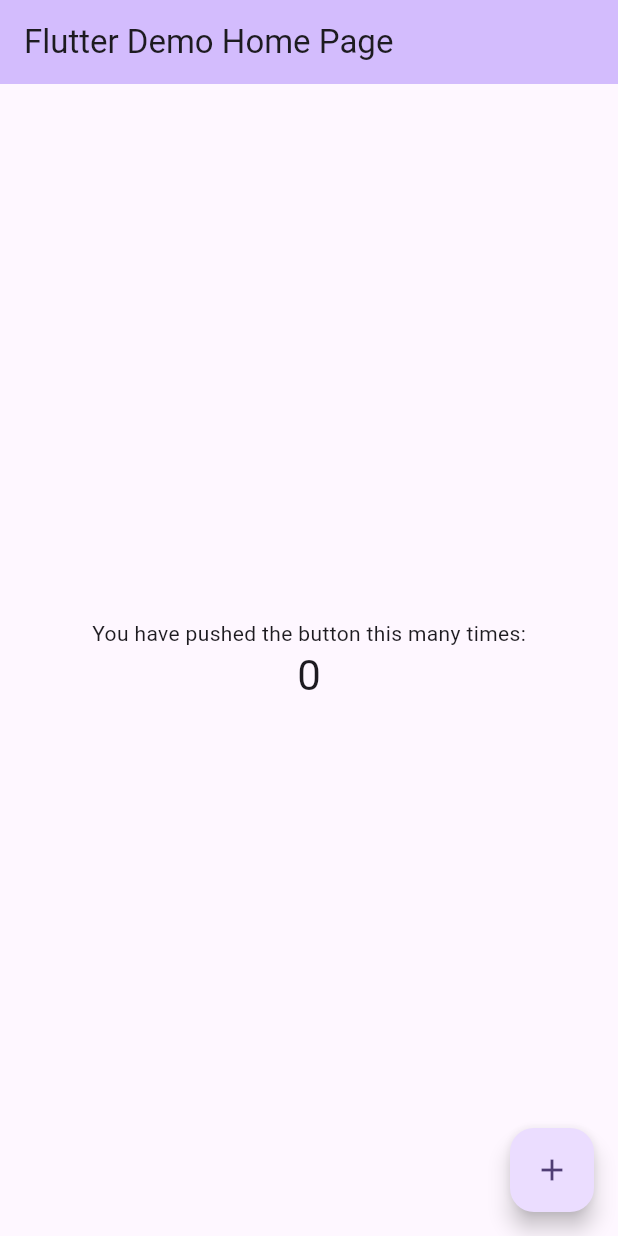
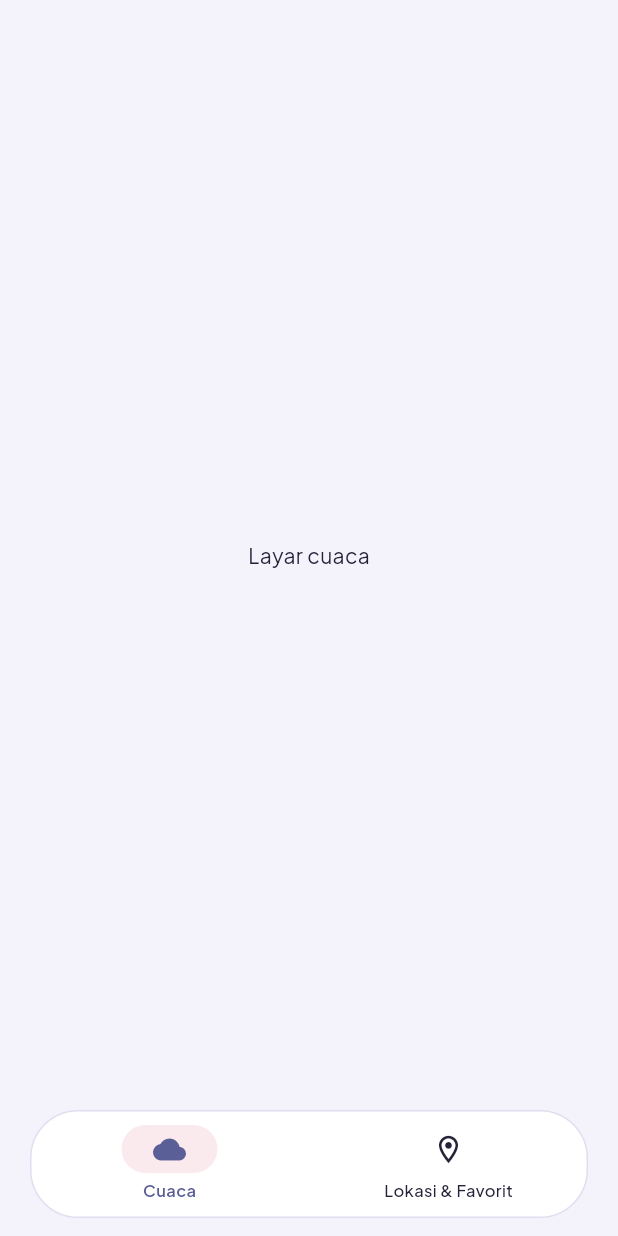
Before and after one commit to haydaralifurqon311/utss-responsi-mobile-H1D024025-haydar, a Flutter app: the screen it shows after launch, on a phone screen of 412 x 824 dp. Run offline on Flutter 3.47's test engine with Material 3 defaults, Android fonts, the phone set to English and light mode, and no system bars; our stand-ins replace google_fonts, shared_preferences.

Commit message:
feat: theme siang dan malam, shell navigasi

```diff
--- /dev/null
+++ b/lib/core/theme/app_theme.dart
@@ -0,0 +1,130 @@
+import 'package:flutter/material.dart';
+import 'package:google_fonts/google_fonts.dart';
+
+class AppTheme {
+  static const _lightPrimary = Color(0xFF5B5F97);
+  static const _lightBackground = Color(0xFFF4F2FA);
+  static const _lightSurface = Color(0xFFFFFFFF);
+  static const _lightBorder = Color(0xFFE2DDF0);
+  static const _lightText = Color(0xFF25233A);
+  static const _lightAccent = Color(0xFFE88C9B);
+
+  static const _darkPrimary = Color(0xFFAAAEEB);
+  static const _darkBackground = Color(0xFF171725);
+  static const _darkSurface = Color(0xFF222233);
+  static const _darkBorder = Color(0xFF44445E);
+  static const _darkText = Color(0xFFF3F0FF);
+  static const _darkAccent = Color(0xFFF3A0AE);
+
+  static final ThemeData lightTheme = _buildTheme(
+    brightness: Brightness.light,
+    primary: _lightPrimary,
+    background: _lightBackground,
+    surface: _lightSurface,
+    border: _lightBorder,
+    text: _lightText,
+    accent: _lightAccent,
+    onPrimary: Colors.white,
+  );
+
+  static final ThemeData darkTheme = _buildTheme(
+    brightness: Brightness.dark,
+    primary: _darkPrimary,
+    background: _darkBackground,
+    surface: _darkSurface,
+    border: _darkBorder,
+    text: _darkText,
+    accent: _darkAccent,
+    onPrimary: _darkBackground,
+  );
+
+  static ThemeData _buildTheme({
+    required Brightness brightness,
+    required Color primary,
+    required Color background,
+    required Color surface,
+    required Color border,
+    required Color text,
+    required Color accent,
+    required Color onPrimary,
+  }) {
+    final scheme = ColorScheme(
+      brightness: brightness,
+      primary: primary,
+      onPrimary: onPrimary,
+      secondary: accent,
+      onSecondary: _lightText,
+      error: const Color(0xFFB3261E),
+      onError: Colors.white,
+      surface: surface,
+      onSurface: text,
+      outline: border,
+      surfaceTint: primary,
+    );
+    final baseTextTheme = brightness == Brightness.light
+        ? ThemeData.light().textTheme
+        : ThemeData.dark().textTheme;
+    final fontTheme = baseTextTheme.apply(
+      fontFamily: GoogleFonts.plusJakartaSans().fontFamily,
+      bodyColor: text,
+      displayColor: text,
+    );
+
+    return ThemeData(
+      useMaterial3: true,
+      brightness: brightness,
+      colorScheme: scheme,
+      scaffoldBackgroundColor: background,
+      textTheme: fontTheme.copyWith(
+        labelSmall: GoogleFonts.robotoMono(
+          color: text,
+          fontSize: 11,
+          fontWeight: FontWeight.w500,
+          letterSpacing: 0.4,
+        ),
+      ),
+      cardTheme: CardThemeData(
+        color: surface,
+        elevation: 0,
+        shape: RoundedRectangleBorder(
+          borderRadius: BorderRadius.circular(16),
+          side: BorderSide(color: border),
+        ),
+      ),
+      chipTheme: ChipThemeData(
+        backgroundColor: surface,
+        selectedColor: accent.withValues(alpha: 0.18),
+        checkmarkColor: primary,
+        labelStyle: TextStyle(color: text),
+        side: BorderSide(color: border),
+        shape: const StadiumBorder(),
+      ),
+      appBarTheme: AppBarTheme(
+        backgroundColor: background,
+        foregroundColor: text,
+        surfaceTintColor: Colors.transparent,
+        elevation: 0,
+      ),
+      navigationBarTheme: NavigationBarThemeData(
+        height: 72,
+        backgroundColor: Colors.transparent,
+        indicatorColor: accent.withValues(alpha: 0.18),
+        labelTextStyle: WidgetStateProperty.resolveWith(
+          (states) => TextStyle(
+            color: states.contains(WidgetState.selected) ? primary : text,
+            fontSize: 11,
+            fontWeight: states.contains(WidgetState.selected)
+                ? FontWeight.w600
+                : FontWeight.w500,
+          ),
+        ),
+        iconTheme: WidgetStateProperty.resolveWith(
+          (states) => IconThemeData(
+            color: states.contains(WidgetState.selected) ? primary : text,
+            size: 22,
+          ),
+        ),
+      ),
+    );
+  }
+}
--- a/lib/main.dart
+++ b/lib/main.dart
@@ -1,122 +1,52 @@
 import 'package:flutter/material.dart';
+import 'package:provider/provider.dart';
+
+import 'core/theme/app_theme.dart';
+import 'services/geocoding_service.dart';
+import 'services/storage_service.dart';
+import 'services/weather_service.dart';
+import 'viewmodels/location_viewmodel.dart';
+import 'viewmodels/settings_viewmodel.dart';
+import 'viewmodels/weather_viewmodel.dart';
+import 'views/main_shell.dart';
 
 void main() {
-  runApp(const MyApp());
+  final storageService = StorageService();
+  final weatherService = WeatherService();
+  final geocodingService = GeocodingService();
+
+  runApp(
+    MultiProvider(
+      providers: [
+        ChangeNotifierProvider(
+          create: (_) => SettingsViewModel(storageService)..load(),
+        ),
+        ChangeNotifierProvider(
+          create: (_) =>
+              WeatherViewModel(weatherService, storageService)..init(),
+        ),
+        ChangeNotifierProvider(
+          create: (_) =>
+              LocationViewModel(geocodingService, storageService)..init(),
+        ),
+      ],
+      child: const MyApp(),
+    ),
+  );
 }
 
 class MyApp extends StatelessWidget {
   const MyApp({super.key});
 
-  // This widget is the root of your application.
   @override
   Widget build(BuildContext context) {
+    final settings = context.watch<SettingsViewModel>();
     return MaterialApp(
-      title: 'Flutter Demo',
-      theme: ThemeData(
-        // This is the theme of your application.
-        //
-        // TRY THIS: Try running your application with "flutter run". You'll see
-        // the application has a purple toolbar. Then, without quitting the app,
-        // try changing the seedColor in the colorScheme below to Colors.green
-        // and then invoke "hot reload" (save your changes or press the "hot
-        // reload" button in a Flutter-supported IDE, or press "r" if you used
-        // the command line to start the app).
-        //
-        // Notice that the counter didn't reset back to zero; the application
-        // state is not lost during the reload. To reset the state, use hot
-        // restart instead.
-        //
-        // This works for code too, not just values: Most code changes can be
-        // tested with just a hot reload.
-        colorScheme: .fromSeed(seedColor: Colors.deepPurple),
-      ),
-      home: const MyHomePage(title: 'Flutter Demo Home Page'),
+      title: 'Kataware-doki',
+      theme: AppTheme.lightTheme,
+      darkTheme: AppTheme.darkTheme,
+      themeMode: settings.themeMode,
+      home: const MainShell(),
     );
   }
 }
-
-class MyHomePage extends StatefulWidget {
-  const MyHomePage({super.key, required this.title});
-
-  // This widget is the home page of your application. It is stateful, meaning
-  // that it has a State object (defined below) that contains fields that affect
-  // how it looks.
-
-  // This class is the configuration for the state. It holds the values (in this
-  // case the title) provided by the parent (in this case the App widget) and
-  // used by the build method of the State. Fields in a Widget subclass are
-  // always marked "final".
-
-  final String title;
-
-  @override
-  State<MyHomePage> createState() => _MyHomePageState();
-}
-
-class _MyHomePageState extends State<MyHomePage> {
-  int _counter = 0;
-
-  void _incrementCounter() {
-    setState(() {
-      // This call to setState tells the Flutter framework that something has
-      // changed in this State, which causes it to rerun the build method below
-      // so that the display can reflect the updated values. If we changed
-      // _counter without calling setState(), then the build method would not be
-      // called again, and so nothing would appear to happen.
-      _counter++;
-    });
-  }
-
-  @override
-  Widget build(BuildContext context) {
-    // This method is rerun every time setState is called, for instance as done
-    // by the _incrementCounter method above.
-    //
-    // The Flutter framework has been optimized to make rerunning build methods
-    // fast, so that you can just rebuild anything that needs updating rather
-    // than having to individually change instances of widgets.
-    return Scaffold(
-      appBar: AppBar(
-        // TRY THIS: Try changing the color here to a specific color (to
-        // Colors.amber, perhaps?) and trigger a hot reload to see the AppBar
-        // change color while the other colors stay the same.
-        backgroundColor: Theme.of(context).colorScheme.inversePrimary,
-        // Here we take the value from the MyHomePage object that was created by
-        // the App.build method, and use it to set our appbar title.
-        title: Text(widget.title),
-      ),
-      body: Center(
-        // Center is a layout widget. It takes a single child and positions it
-        // in the middle of the parent.
-        child: Column(
-          // Column is also a layout widget. It takes a list of children and
-          // arranges them vertically. By default, it sizes itself to fit its
-          // children horizontally, and tries to be as tall as its parent.
-          //
-          // Column has various properties to control how it sizes itself and
-          // how it positions its children. Here we use mainAxisAlignment to
-          // center the children vertically; the main axis here is the vertical
-          // axis because Columns are vertical (the cross axis would be
-          // horizontal).
-          //
-          // TRY THIS: Invoke "debug painting" (choose the "Toggle Debug Paint"
-          // action in the IDE, or press "p" in the console), to see the
-          // wireframe for each widget.
-          mainAxisAlignment: .center,
-          children: [
-            const Text('You have pushed the button this many times:'),
-            Text(
-              '$_counter',
-              style: Theme.of(context).textTheme.headlineMedium,
-            ),
-          ],
-        ),
-      ),
-      floatingActionButton: FloatingActionButton(
-        onPressed: _incrementCounter,
-        tooltip: 'Increment',
-        child: const Icon(Icons.add),
-      ),
-    );
-  }
-}
--- /dev/null
+++ b/lib/views/main_shell.dart
@@ -0,0 +1,77 @@
+import 'package:flutter/material.dart';
+
+class MainShell extends StatefulWidget {
+  const MainShell({super.key});
+
+  @override
+  State<MainShell> createState() => _MainShellState();
+}
+
+class _MainShellState extends State<MainShell> {
+  int _selectedIndex = 0;
+
+  @override
+  Widget build(BuildContext context) {
+    final theme = Theme.of(context);
+    final pillRadius = BorderRadius.circular(32);
+
+    return Scaffold(
+      body: IndexedStack(
+        index: _selectedIndex,
+        children: const [HomeScreen(), LocationScreen()],
+      ),
+      bottomNavigationBar: SafeArea(
+        top: false,
+        child: Padding(
+          padding: const EdgeInsets.fromLTRB(20, 0, 20, 12),
+          child: DecoratedBox(
+            decoration: BoxDecoration(
+              color: theme.colorScheme.surface,
+              borderRadius: pillRadius,
+              border: Border.all(color: theme.colorScheme.outline),
+            ),
+            child: ClipRRect(
+              borderRadius: pillRadius,
+              child: NavigationBar(
+                selectedIndex: _selectedIndex,
+                onDestinationSelected: (index) {
+                  setState(() => _selectedIndex = index);
+                },
+                destinations: const [
+                  NavigationDestination(
+                    icon: Icon(Icons.cloud_outlined),
+                    selectedIcon: Icon(Icons.cloud),
+                    label: 'Cuaca',
+                  ),
+                  NavigationDestination(
+                    icon: Icon(Icons.location_on_outlined),
+                    selectedIcon: Icon(Icons.location_on),
+                    label: 'Lokasi & Favorit',
+                  ),
+                ],
+              ),
+            ),
+          ),
+        ),
+      ),
+    );
+  }
+}
+
+class HomeScreen extends StatelessWidget {
+  const HomeScreen({super.key});
+
+  @override
+  Widget build(BuildContext context) {
+    return const Center(child: Text('Layar cuaca'));
+  }
+}
+
+class LocationScreen extends StatelessWidget {
+  const LocationScreen({super.key});
+
+  @override
+  Widget build(BuildContext context) {
+    return const Center(child: Text('Lokasi & Favorit'));
+  }
+}
```
